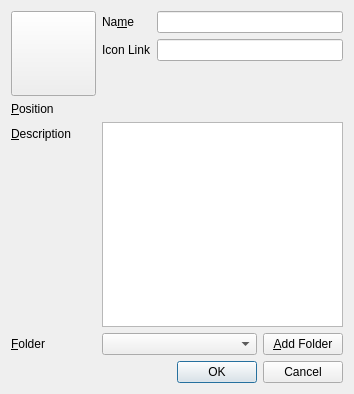
Before: the Qt Designer form src/lib/marble/EditBookmarkDialog.ui in KDE/marble, drawn with Qt 5.
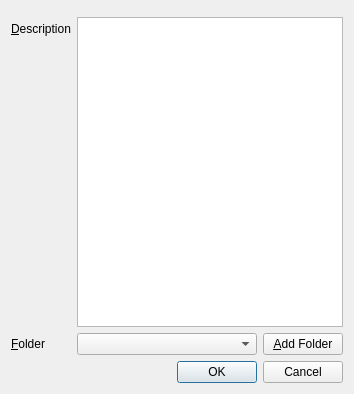
After: the same form once the commit is applied. Custom widgets are drawn as their Qt base class.

Commit message: Refactored header of the addplacemark\bookmark\addgroundoverlay dialogs REVIEW: 121518

```diff
--- a/src/lib/marble/EditBookmarkDialog.ui
+++ b/src/lib/marble/EditBookmarkDialog.ui
@@ -13,115 +13,13 @@
   <property name="windowTitle">
    <string>Edit Bookmark - Marble</string>
   </property>
-  <layout class="QFormLayout" name="formLayout_2">
-   <item row="0" column="0">
-    <widget class="QPushButton" name="m_browseIconButton">
-     <property name="sizePolicy">
-      <sizepolicy hsizetype="Fixed" vsizetype="Fixed">
-       <horstretch>0</horstretch>
-       <verstretch>0</verstretch>
-      </sizepolicy>
-     </property>
-     <property name="minimumSize">
-      <size>
-       <width>85</width>
-       <height>85</height>
-      </size>
-     </property>
-     <property name="maximumSize">
-      <size>
-       <width>85</width>
-       <height>85</height>
-      </size>
-     </property>
-     <property name="text">
-      <string/>
-     </property>
-     <property name="iconSize">
-      <size>
-       <width>75</width>
-       <height>75</height>
-      </size>
-     </property>
-    </widget>
+  <layout class="QVBoxLayout" name="verticalLayout">
+   <item>
+    <widget class="Marble::PlacemarkEditHeader" name="m_header" native="true"/>
    </item>
-   <item row="0" column="1">
+   <item>
     <layout class="QFormLayout" name="formLayout">
      <item row="0" column="0">
-      <widget class="QLabel" name="name_lbl">
-       <property name="text">
-        <string>Na&amp;me</string>
-       </property>
-       <property name="buddy">
-        <cstring>m_name</cstring>
-       </property>
-      </widget>
-     </item>
-     <item row="0" column="1">
-      <widget class="QLineEdit" name="m_name">
-       <property name="text">
-        <string/>
-       </property>
-       <property name="cursorPosition">
-        <number>0</number>
-       </property>
-      </widget>
-     </item>
-     <item row="1" column="0">
-      <widget class="QLabel" name="iconLink_lbl">
-       <property name="text">
-        <string>Icon Link</string>
-       </property>
-       <property name="buddy">
-        <cstring>m_iconLink</cstring>
-       </property>
-      </widget>
-     </item>
-     <item row="1" column="1">
-      <widget class="QLineEdit" name="m_iconLink">
-       <property name="sizePolicy">
-        <sizepolicy hsizetype="MinimumExpanding" vsizetype="Fixed">
-         <horstretch>0</horstretch>
-         <verstretch>0</verstretch>
-        </sizepolicy>
-       </property>
-      </widget>
-     </item>
-    </layout>
-   </item>
-   <item row="1" column="0">
-    <widget class="QLabel" name="position_lbl">
-     <property name="text">
-      <string>&amp;Position</string>
-     </property>
-     <property name="buddy">
-      <cstring>m_latitude</cstring>
-     </property>
-    </widget>
-   </item>
-   <item row="1" column="1">
-    <layout class="QHBoxLayout" name="latLonLayout">
-     <property name="leftMargin">
-      <number>0</number>
-     </property>
-     <property name="topMargin">
-      <number>0</number>
-     </property>
-     <property name="rightMargin">
-      <number>0</number>
-     </property>
-     <property name="bottomMargin">
-      <number>0</number>
-     </property>
-     <item>
-      <widget class="Marble::LatLonEdit" name="m_longitude" native="true"/>
-     </item>
-     <item>
-      <widget class="Marble::LatLonEdit" name="m_latitude" native="true"/>
-     </item>
-    </layout>
-   </item>
-   <item row="2" column="0">
     <widget class="QLabel" name="description_lbl">
      <property name="text">
       <string>&amp;Description</string>
@@ -131,7 +29,7 @@
      </property>
     </widget>
    </item>
-   <item row="2" column="1">
+     <item row="0" column="1">
     <widget class="QTextEdit" name="m_description">
      <property name="sizePolicy">
       <sizepolicy hsizetype="Expanding" vsizetype="Expanding">
@@ -143,16 +41,17 @@
       <string>&lt;!DOCTYPE HTML PUBLIC &quot;-//W3C//DTD HTML 4.0//EN&quot; &quot;http://www.w3.org/TR/REC-html40/strict.dtd&quot;&gt;
 &lt;html&gt;&lt;head&gt;&lt;meta name=&quot;qrichtext&quot; content=&quot;1&quot; /&gt;&lt;style type=&quot;text/css&quot;&gt;
 p, li { white-space: pre-wrap; }
-&lt;/style&gt;&lt;/head&gt;&lt;body style=&quot; font-family:'Ubuntu'; font-size:9pt; font-weight:400; font-style:normal;&quot;&gt;
+&lt;/style&gt;&lt;/head&gt;&lt;body style=&quot; font-family:'Sans Serif'; font-size:9pt; font-weight:400; font-style:normal;&quot;&gt;
 &lt;table border=&quot;0&quot; style=&quot;-qt-table-type: root; margin-top:4px; margin-bottom:4px; margin-left:4px; margin-right:4px;&quot;&gt;
 &lt;tr&gt;
 &lt;td style=&quot;border: none;&quot;&gt;
-&lt;p style=&quot;-qt-paragraph-type:empty; margin-top:0px; margin-bottom:0px; margin-left:0px; margin-right:0px; -qt-block-indent:0; text-indent:0px;&quot;&gt;&lt;/p&gt;
-&lt;p style=&quot;-qt-paragraph-type:empty; margin-top:0px; margin-bottom:0px; margin-left:0px; margin-right:0px; -qt-block-indent:0; text-indent:0px;&quot;&gt;&lt;/p&gt;&lt;/td&gt;&lt;/tr&gt;&lt;/table&gt;&lt;/body&gt;&lt;/html&gt;</string>
+&lt;p style=&quot;-qt-paragraph-type:empty; margin-top:0px; margin-bottom:0px; margin-left:0px; margin-right:0px; -qt-block-indent:0; text-indent:0px; font-family:'Ubuntu';&quot;&gt;&lt;br /&gt;&lt;/p&gt;
+&lt;p style=&quot;-qt-paragraph-type:empty; margin-top:0px; margin-bottom:0px; margin-left:0px; margin-right:0px; -qt-block-indent:0; text-indent:0px; font-family:'Ubuntu';&quot;&gt;&lt;br /&gt;&lt;/p&gt;
+&lt;p style=&quot;-qt-paragraph-type:empty; margin-top:0px; margin-bottom:0px; margin-left:0px; margin-right:0px; -qt-block-indent:0; text-indent:0px; font-family:'Ubuntu';&quot;&gt;&lt;br /&gt;&lt;/p&gt;&lt;/td&gt;&lt;/tr&gt;&lt;/table&gt;&lt;/body&gt;&lt;/html&gt;</string>
        </property>
     </widget>
    </item>
-   <item row="3" column="0">
+     <item row="1" column="0">
     <widget class="QLabel" name="folder_lbl">
      <property name="text">
       <string>&amp;Folder</string>
@@ -162,7 +61,7 @@
      </property>
     </widget>
    </item>
-   <item row="3" column="1">
+     <item row="1" column="1">
     <layout class="QHBoxLayout" name="horizontalLayout">
      <item>
       <widget class="QComboBox" name="m_folders">
@@ -183,7 +82,7 @@
      </item>
     </layout>
    </item>
-   <item row="4" column="0" colspan="2">
+     <item row="2" column="0" colspan="2">
     <widget class="QDialogButtonBox" name="buttonBox">
      <property name="standardButtons">
       <set>QDialogButtonBox::Cancel|QDialogButtonBox::Ok</set>
@@ -191,18 +90,18 @@
     </widget>
    </item>
   </layout>
+   </item>
+  </layout>
  </widget>
  <customwidgets>
   <customwidget>
-   <class>Marble::LatLonEdit</class>
+   <class>Marble::PlacemarkEditHeader</class>
    <extends>QWidget</extends>
-   <header>LatLonEdit.h</header>
+   <header>PlacemarkEditHeader.h</header>
   </customwidget>
  </customwidgets>
  <tabstops>
-  <tabstop>m_name</tabstop>
   <tabstop>m_latitude</tabstop>
-  <tabstop>m_longitude</tabstop>
   <tabstop>m_description</tabstop>
   <tabstop>m_folders</tabstop>
  </tabstops>
```
Lines whose indentation alone changed are shown as unchanged. The commit also changes 11 other files.
